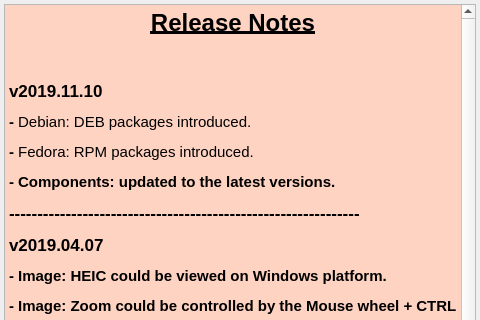
Qt form src/ui/forms/ReleaseNotesDialog.ui (vookimedlo/vooki-image-viewer) before a commit; both pictures show x 0 to 480 and y 0 to 320 of the 480 by 656 pixel window.
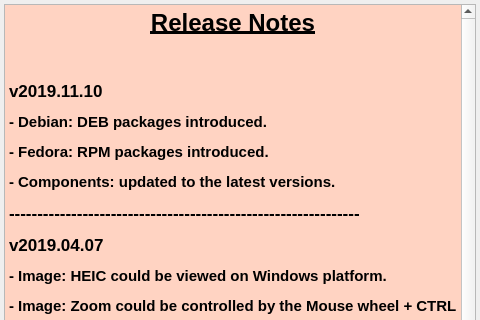
The same form after that commit.

Commit message: 📝Docs: Release notes fixed

What changed in the file:
```diff
--- a/src/ui/forms/ReleaseNotesDialog.ui
+++ b/src/ui/forms/ReleaseNotesDialog.ui
@@ -59,6 +59,11 @@
    </property>
    <item>
     <widget class="QTextBrowser" name="textBrowser">
+     <property name="font">
+      <font>
+       <family>Tahoma</family>
+      </font>
+     </property>
      <property name="contextMenuPolicy">
       <enum>Qt::NoContextMenu</enum>
      </property>
@@ -69,12 +74,12 @@
       <string>&lt;!DOCTYPE HTML PUBLIC &quot;-//W3C//DTD HTML 4.0//EN&quot; &quot;http://www.w3.org/TR/REC-html40/strict.dtd&quot;&gt;
 &lt;html&gt;&lt;head&gt;&lt;meta name=&quot;qrichtext&quot; content=&quot;1&quot; /&gt;&lt;style type=&quot;text/css&quot;&gt;
 p, li { white-space: pre-wrap; }
-&lt;/style&gt;&lt;/head&gt;&lt;body style=&quot; font-family:'.AppleSystemUIFont'; font-size:13pt; font-weight:400; font-style:normal;&quot; bgcolor=&quot;#ffd3c2&quot;&gt;
+&lt;/style&gt;&lt;/head&gt;&lt;body style=&quot; font-family:'Tahoma'; font-size:13pt; font-weight:400; font-style:normal;&quot; bgcolor=&quot;#ffd3c2&quot;&gt;
 &lt;p align=&quot;center&quot; style=&quot; margin-top:12px; margin-bottom:12px; margin-left:0px; margin-right:0px; -qt-block-indent:0; text-indent:0px;&quot;&gt;&lt;span style=&quot; font-family:'.SF NS Text'; font-size:18pt; font-weight:600; text-decoration: underline; color:#000000;&quot;&gt;Release Notes&lt;/span&gt;&lt;/p&gt;
 &lt;p style=&quot;-qt-paragraph-type:empty; margin-top:12px; margin-bottom:12px; margin-left:0px; margin-right:0px; -qt-block-indent:0; text-indent:0px; font-family:'.SF NS Text'; color:#000000;&quot;&gt;&lt;br /&gt;&lt;/p&gt;
 &lt;p style=&quot; margin-top:12px; margin-bottom:12px; margin-left:0px; margin-right:0px; -qt-block-indent:0; text-indent:0px;&quot;&gt;&lt;span style=&quot; font-family:'.SF NS Text'; font-weight:600; color:#000000;&quot;&gt;v2019.11.10&lt;/span&gt;&lt;/p&gt;
-&lt;p style=&quot; margin-top:12px; margin-bottom:12px; margin-left:0px; margin-right:0px; -qt-block-indent:0; text-indent:0px;&quot;&gt;&lt;span style=&quot; font-family:'.SF NS Text'; font-size:11pt; font-weight:600; color:#000000;&quot;&gt;- &lt;/span&gt;&lt;span style=&quot; font-family:'.AppleSystemUIFont'; font-size:11pt;&quot;&gt;Debian: DEB packages introduced.&lt;/span&gt;&lt;/p&gt;
-&lt;p style=&quot; margin-top:12px; margin-bottom:12px; margin-left:0px; margin-right:0px; -qt-block-indent:0; text-indent:0px;&quot;&gt;&lt;span style=&quot; font-family:'.SF NS Text'; font-size:11pt; font-weight:600; color:#000000;&quot;&gt;- &lt;/span&gt;&lt;span style=&quot; font-family:'.AppleSystemUIFont'; font-size:11pt;&quot;&gt;Fedora: RPM packages introduced.&lt;/span&gt;&lt;/p&gt;
+&lt;p style=&quot; margin-top:12px; margin-bottom:12px; margin-left:0px; margin-right:0px; -qt-block-indent:0; text-indent:0px;&quot;&gt;&lt;span style=&quot; font-family:'.SF NS Text'; font-size:11pt; font-weight:600; color:#000000;&quot;&gt;- Debian: DEB packages introduced.&lt;/span&gt;&lt;/p&gt;
+&lt;p style=&quot; margin-top:12px; margin-bottom:12px; margin-left:0px; margin-right:0px; -qt-block-indent:0; text-indent:0px;&quot;&gt;&lt;span style=&quot; font-family:'.SF NS Text'; font-size:11pt; font-weight:600; color:#000000;&quot;&gt;- Fedora: RPM packages introduced.&lt;/span&gt;&lt;/p&gt;
 &lt;p style=&quot; margin-top:12px; margin-bottom:12px; margin-left:0px; margin-right:0px; -qt-block-indent:0; text-indent:0px;&quot;&gt;&lt;span style=&quot; font-family:'.SF NS Text'; font-size:11pt; font-weight:600; color:#000000;&quot;&gt;- Components: updated to the latest versions.&lt;/span&gt;&lt;/p&gt;
 &lt;p style=&quot; margin-top:12px; margin-bottom:12px; margin-left:0px; margin-right:0px; -qt-block-indent:0; text-indent:0px;&quot;&gt;&lt;span style=&quot; font-family:'.SF NS Text'; font-weight:600; color:#000000;&quot;&gt;--------------------------------------------------------------&lt;/span&gt;&lt;/p&gt;
 &lt;p style=&quot; margin-top:12px; margin-bottom:12px; margin-left:0px; margin-right:0px; -qt-block-indent:0; text-indent:0px;&quot;&gt;&lt;span style=&quot; font-family:'.SF NS Text'; font-weight:600; color:#000000;&quot;&gt;v2019.04.07&lt;/span&gt;&lt;/p&gt;
```
